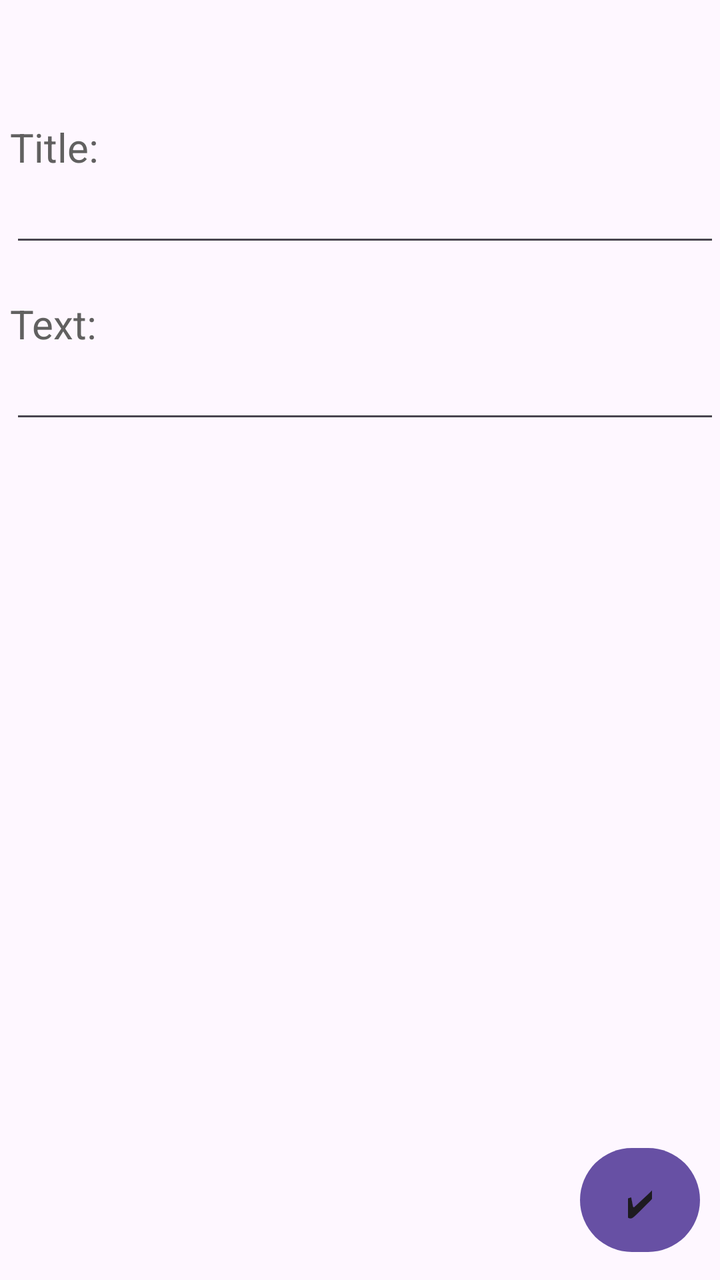
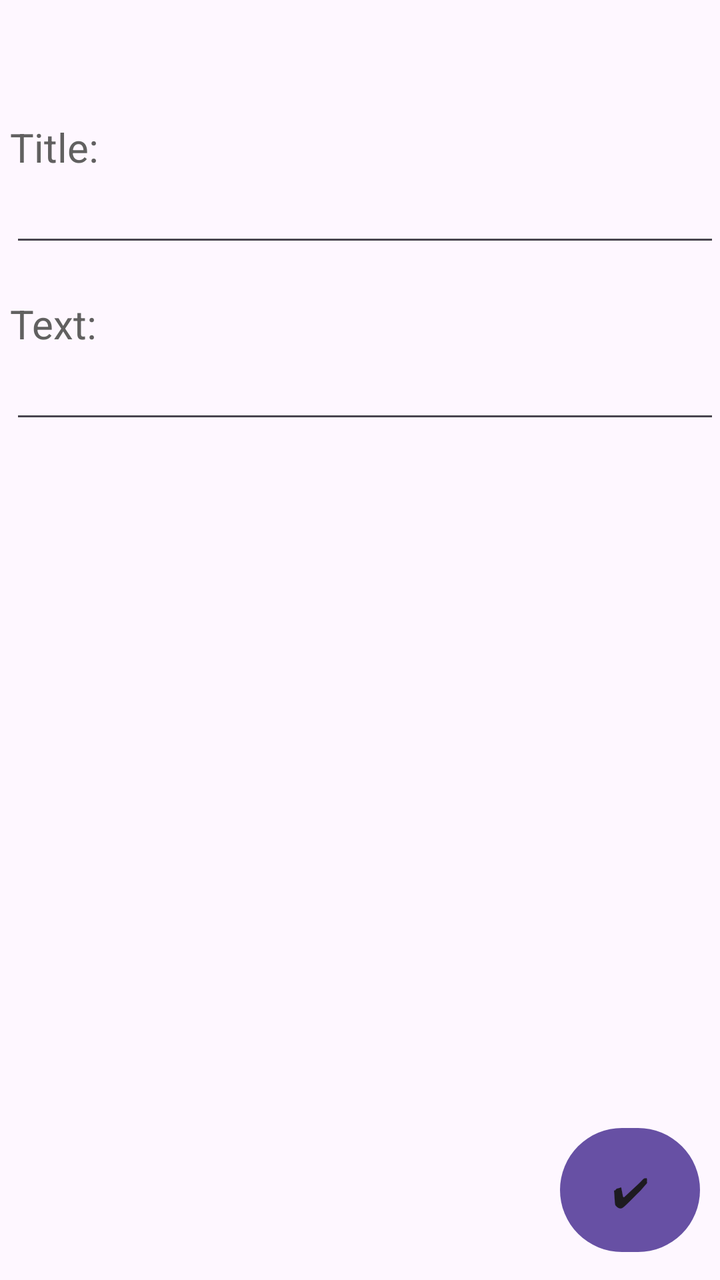

The first picture is an Android layout as it rendered before a commit; the second is the same layout after the commit. The layout source and the unified diff follow.
<!-- AndroidManifest.xml: application theme Theme.ToDoList -->
<!-- res/layout/fragment_add_new_record.xml -->
<?xml version="1.0" encoding="utf-8"?>
<androidx.constraintlayout.widget.ConstraintLayout xmlns:android="http://schemas.android.com/apk/res/android"
    xmlns:app="http://schemas.android.com/apk/res-auto"
    android:layout_width="match_parent"
    android:layout_height="match_parent"
    android:paddingTop="60dp">


    <TextView
        android:id="@+id/for_title"
        android:layout_width="0dp"
        android:layout_height="wrap_content"
        android:layout_marginLeft="@dimen/MarginLeft"

        android:text="Title:"
        android:textColor="#616060"
        android:textSize="20sp"

        app:layout_constraintTop_toTopOf="parent"
        app:layout_constraintRight_toRightOf="parent"
        app:layout_constraintLeft_toLeftOf="parent"

   />

    <EditText
        android:id="@+id/input_title"
        android:layout_width="0dp"
        android:layout_height="wrap_content"
        android:layout_marginLeft="@dimen/MarginLeft"

        app:layout_constraintTop_toBottomOf="@+id/for_title"
        app:layout_constraintRight_toRightOf="parent"
        app:layout_constraintLeft_toLeftOf="parent"

    />

    <TextView
        android:id="@+id/for_text"
        android:layout_width="0dp"
        android:layout_height="wrap_content"
        android:layout_marginLeft="@dimen/MarginLeft"

        android:layout_marginTop="20dp"

        android:text="Text:"
        android:textColor="#616060"
        android:textSize="20sp"

        app:layout_constraintTop_toBottomOf="@+id/input_title"
        app:layout_constraintRight_toRightOf="parent"
        app:layout_constraintLeft_toLeftOf="parent"

        />

    <EditText
        android:id="@+id/input_text"
        android:layout_width="0dp"
        android:layout_height="wrap_content"
        android:layout_marginLeft="@dimen/MarginLeft"

        app:layout_constraintTop_toBottomOf="@+id/for_text"
        app:layout_constraintRight_toRightOf="parent"
        app:layout_constraintLeft_toLeftOf="parent"

        />

    <Button
        android:id="@+id/add_new_record"
        android:layout_width="60dp"
        android:layout_height="60dp"

        style="@style/BtnAddNewRecord"

        android:layout_marginBottom="10dp"
        android:layout_marginRight="10dp"

        app:layout_constraintRight_toRightOf="parent"
        app:layout_constraintBottom_toBottomOf="parent"
        />

</androidx.constraintlayout.widget.ConstraintLayout>
<!-- resources referenced by this layout -->
<resources>
  <dimen name="MarginLeft">5dp</dimen>
  <style name="BtnAddNewRecord" parent="Btn">
          <item name="cornerRadius">35dp</item>
          <item name="android:textSize">20sp</item>
          <item name="android:text">✔</item>
      </style>
  <style name="Theme.ToDoList" parent="Base.Theme.ToDoList" />
  <style name="Btn" parent="TextAppearance.MaterialComponents.Button">
  
      </style>
  <style name="Base.Theme.ToDoList" parent="Theme.Material3.DayNight.NoActionBar">
          
          
      </style>
</resources>

<!-- the commit's change to res/layout/fragment_add_new_record.xml (unified diff, before → after) -->
@@ -66,8 +66,8 @@
 
     <Button
         android:id="@+id/add_new_record"
-        android:layout_width="60dp"
-        android:layout_height="60dp"
+        android:layout_width="70dp"
+        android:layout_height="70dp"
 
         style="@style/BtnAddNewRecord"
 
